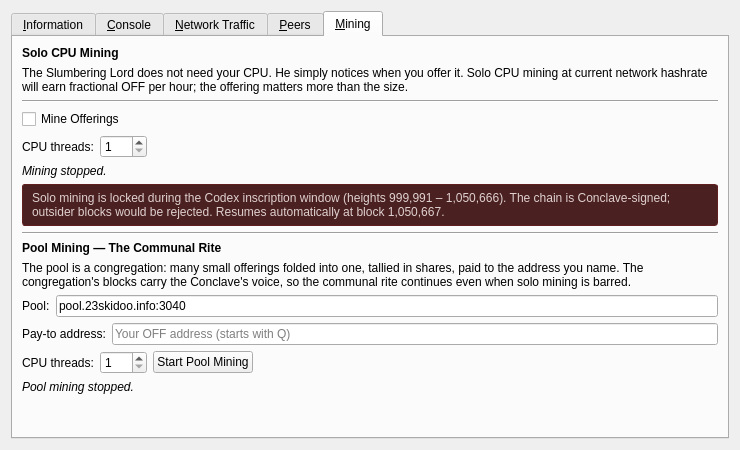
Qt form src/qt/forms/rpcconsole.ui (dobbscoin/Offerings-to-Cthulhu) before a commit.
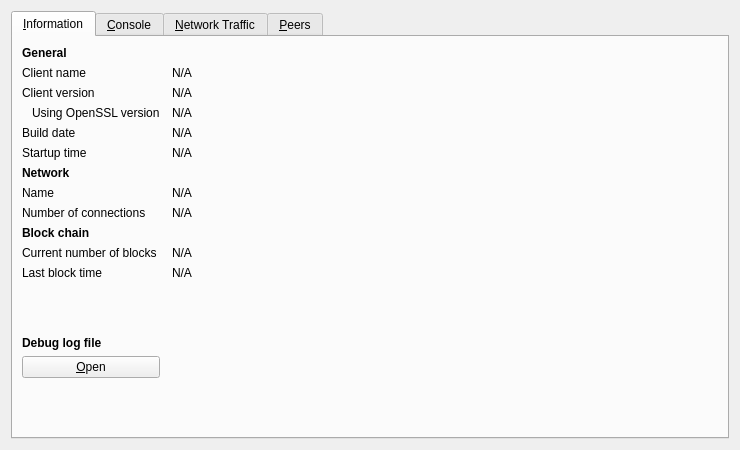
The same form after that commit. The open tabs and pages were chosen to show the change. Icons and pictures are not drawn. Custom widgets are drawn as their Qt base class.

Commit message:
qt: Mining moves out of Text Based Worship onto the main window (#8)
Mining was a tab inside the RPC console. It is now its own MiningPage in
the main window's stack, on the toolbar in the slot the Codex held
(Alt+5). The Codex moves to the menubar, just before Text Based Worship
(Alt+6 still reaches it). The console goes back to exactly main's
version.

Solo mode calls setgenerate through tableRPC directly instead of
echoing commands into the console, and reads getgenerate at startup so
a miner started with -gen shows as running.

The edit to the form file:
```diff
--- a/src/qt/forms/rpcconsole.ui
+++ b/src/qt/forms/rpcconsole.ui
@@ -1009,262 +1009,6 @@
        </item>
       </layout>
      </widget>
-     <widget class="QWidget" name="tab_mining">
-      <attribute name="title">
-       <string>&amp;Mining</string>
-      </attribute>
-      <layout class="QVBoxLayout" name="verticalLayout_mining">
-       <item>
-        <widget class="QLabel" name="miningHeader">
-         <property name="font">
-          <font>
-           <weight>75</weight>
-           <bold>true</bold>
-          </font>
-         </property>
-         <property name="text">
-          <string>Solo CPU Mining</string>
-         </property>
-        </widget>
-       </item>
-       <item>
-        <widget class="QLabel" name="miningHelp">
-         <property name="text">
-          <string>The Slumbering Lord does not need your CPU. He simply notices when you offer it. Solo CPU mining at current network hashrate will earn fractional OFF per hour; the offering matters more than the size.</string>
-         </property>
-         <property name="wordWrap">
-          <bool>true</bool>
-         </property>
-        </widget>
-       </item>
-       <item>
-        <widget class="Line" name="miningSep1">
-         <property name="orientation">
-          <enum>Qt::Horizontal</enum>
-         </property>
-        </widget>
-       </item>
-       <item>
-        <widget class="QCheckBox" name="miningEnable">
-         <property name="text">
-          <string>Mine Offerings</string>
-         </property>
-        </widget>
-       </item>
-       <item>
-        <layout class="QHBoxLayout" name="miningThreadsRow">
-         <item>
-          <widget class="QLabel" name="miningThreadsLabel">
-           <property name="text">
-            <string>CPU threads:</string>
-           </property>
-          </widget>
-         </item>
-         <item>
-          <widget class="QSpinBox" name="miningThreads">
-           <property name="minimum">
-            <number>1</number>
-           </property>
-           <property name="maximum">
-            <number>256</number>
-           </property>
-           <property name="value">
-            <number>1</number>
-           </property>
-          </widget>
-         </item>
-         <item>
-          <spacer name="miningThreadsSpacer">
-           <property name="orientation">
-            <enum>Qt::Horizontal</enum>
-           </property>
-           <property name="sizeHint" stdset="0">
-            <size>
-             <width>40</width>
-             <height>20</height>
-            </size>
-           </property>
-          </spacer>
-         </item>
-        </layout>
-       </item>
-       <item>
-        <widget class="QLabel" name="miningStatus">
-         <property name="font">
-          <font>
-           <italic>true</italic>
-          </font>
-         </property>
-         <property name="text">
-          <string>Mining stopped.</string>
-         </property>
-         <property name="textInteractionFlags">
-          <set>Qt::TextSelectableByMouse</set>
-         </property>
-        </widget>
-       </item>
-       <item>
-        <widget class="QLabel" name="miningOffsigBanner">
-         <property name="visible">
-          <bool>false</bool>
-         </property>
-         <property name="styleSheet">
-          <string notr="true">QLabel { background-color: #4a2020; color: #e0d0d0; padding: 6px; border: 1px solid #602020; border-radius: 3px; }</string>
-         </property>
-         <property name="text">
-          <string>Solo mining is locked during the Codex inscription window (heights 999,991 – 1,050,666). The chain is Conclave-signed; outsider blocks would be rejected. Resumes automatically at block 1,050,667.</string>
-         </property>
-         <property name="wordWrap">
-          <bool>true</bool>
-         </property>
-        </widget>
-       </item>
-       <item>
-        <widget class="Line" name="miningSep2">
-         <property name="orientation">
-          <enum>Qt::Horizontal</enum>
-         </property>
-        </widget>
-       </item>
-       <item>
-        <widget class="QLabel" name="poolMiningHeader">
-         <property name="font">
-          <font>
-           <weight>75</weight>
-           <bold>true</bold>
-          </font>
-         </property>
-         <property name="text">
-          <string>Pool Mining — The Communal Rite</string>
-         </property>
-        </widget>
-       </item>
-       <item>
-        <widget class="QLabel" name="poolMiningHelp">
-         <property name="text">
-          <string>The pool is a congregation: many small offerings folded into one, tallied in shares, paid to the address you name. The congregation's blocks carry the Conclave's voice, so the communal rite continues even when solo mining is barred.</string>
-         </property>
-         <property name="wordWrap">
-          <bool>true</bool>
-         </property>
-        </widget>
-       </item>
-       <item>
-        <layout class="QHBoxLayout" name="poolMiningEndpointRow">
-         <item>
-          <widget class="QLabel" name="poolMiningEndpointLabel">
-           <property name="text">
-            <string>Pool:</string>
-           </property>
-          </widget>
-         </item>
-         <item>
-          <widget class="QLineEdit" name="poolMiningEndpoint">
-           <property name="text">
-            <string>pool.23skidoo.info:3040</string>
-           </property>
-           <property name="placeholderText">
-            <string>host:port</string>
-           </property>
-          </widget>
-         </item>
-        </layout>
-       </item>
-       <item>
-        <layout class="QHBoxLayout" name="poolMiningAddressRow">
-         <item>
-          <widget class="QLabel" name="poolMiningAddressLabel">
-           <property name="text">
-            <string>Pay-to address:</string>
-           </property>
-          </widget>
-         </item>
-         <item>
-          <widget class="QLineEdit" name="poolMiningAddress">
-           <property name="placeholderText">
-            <string>Your OFF address (starts with Q)</string>
-           </property>
-          </widget>
-         </item>
-        </layout>
-       </item>
-       <item>
-        <layout class="QHBoxLayout" name="poolMiningThreadsRow">
-         <item>
-          <widget class="QLabel" name="poolMiningThreadsLabel">
-           <property name="text">
-            <string>CPU threads:</string>
-           </property>
-          </widget>
-         </item>
-         <item>
-          <widget class="QSpinBox" name="poolMiningThreads">
-           <property name="minimum">
-            <number>1</number>
-           </property>
-           <property name="maximum">
-            <number>256</number>
-           </property>
-           <property name="value">
-            <number>1</number>
-           </property>
-          </widget>
-         </item>
-         <item>
-          <widget class="QPushButton" name="poolMiningToggle">
-           <property name="checkable">
-            <bool>true</bool>
-           </property>
-           <property name="text">
-            <string>Start Pool Mining</string>
-           </property>
-          </widget>
-         </item>
-         <item>
-          <spacer name="poolMiningThreadsSpacer">
-           <property name="orientation">
-            <enum>Qt::Horizontal</enum>
-           </property>
-           <property name="sizeHint" stdset="0">
-            <size>
-             <width>40</width>
-             <height>20</height>
-            </size>
-           </property>
-          </spacer>
-         </item>
-        </layout>
-       </item>
-       <item>
-        <widget class="QLabel" name="poolMiningStatus">
-         <property name="font">
-          <font>
-           <italic>true</italic>
-          </font>
-         </property>
-         <property name="text">
-          <string>Pool mining stopped.</string>
-         </property>
-         <property name="textInteractionFlags">
-          <set>Qt::TextSelectableByMouse</set>
-         </property>
-        </widget>
-       </item>
-       <item>
-        <spacer name="miningVerticalSpacer">
-         <property name="orientation">
-          <enum>Qt::Vertical</enum>
-         </property>
-         <property name="sizeHint" stdset="0">
-          <size>
-           <width>20</width>
-           <height>40</height>
-          </size>
-         </property>
-        </spacer>
-       </item>
-      </layout>
-     </widget>
     </widget>
    </item>
   </layout>
```
The commit also changes 14 other files.
